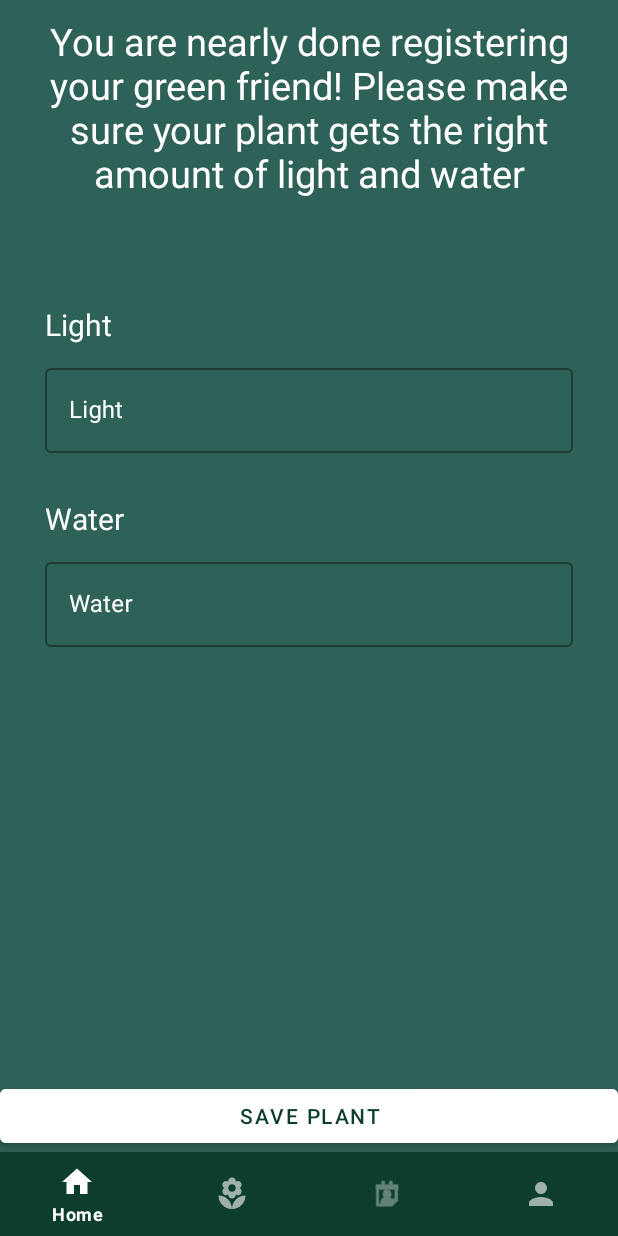
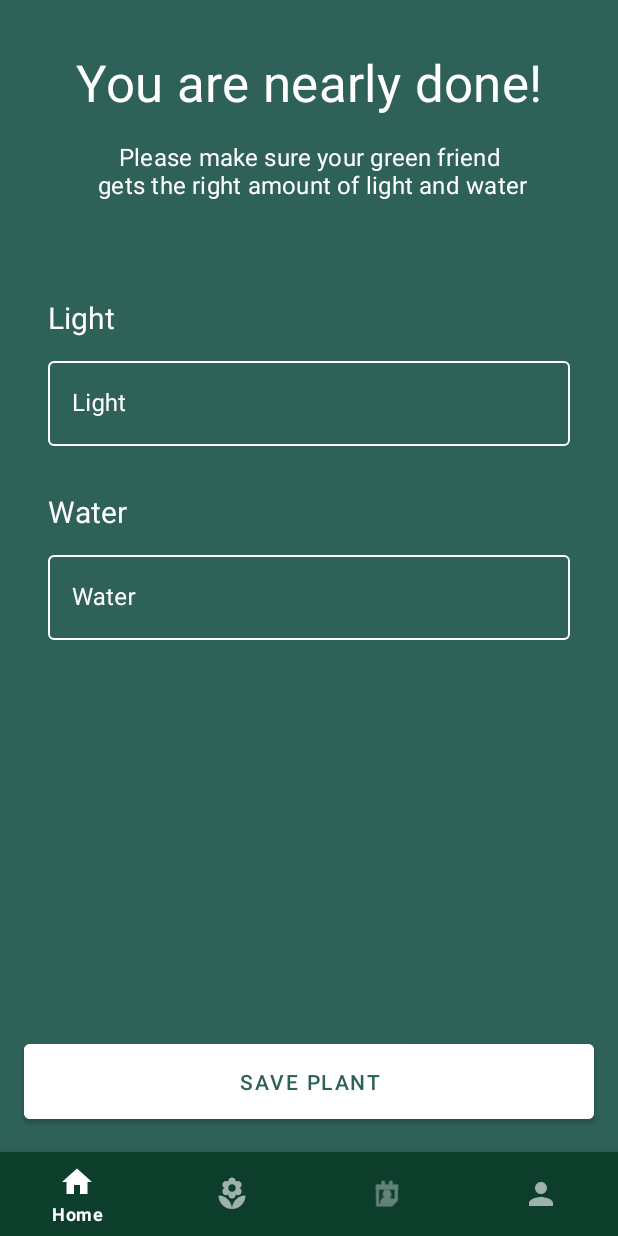
Before and after one commit to emepox/Plapp, an Android app: the PlantForm2Fragment screen opened through its navigation route, on a phone screen of 412 x 824 dp. Run offline under Robolectric (Android 15) with nearby library versions, the phone set to English and light mode, and no system bars; our stand-ins replace Firebase (no records; nobody signed in at launch, a user with empty details on screens opened directly), Room's generated code, navigation-ui; libraries missing offline, so code that uses them is left out: com.firebase.ui; network calls fail; Roboto replaces fonts that are not available here; 1 statement that could not run was skipped.

Commit message:
applied styles to add plant flow

```diff
--- a/app/src/main/res/layout/fragment_plant_form2.xml
+++ b/app/src/main/res/layout/fragment_plant_form2.xml
@@ -12,26 +12,37 @@
         android:layout_width="match_parent"
         android:layout_height="wrap_content"
         android:gravity="center"
-        android:paddingStart="15dp"
-        android:paddingTop="10dp"
-        android:paddingEnd="15dp"
-        android:paddingBottom="40dp"
-        android:text="You are nearly done registering your green friend! Please make sure your plant gets the right amount of light and water"
+        android:padding="16dp"
+        android:layout_marginTop="16dp"
+        android:textAppearance="@style/TextAppearance.MaterialComponents.Headline4"
+        android:text="@string/you_are_nearly_done"
         android:textColor="@color/white"
-        android:textSize="25sp"
         app:layout_constraintTop_toTopOf="parent" />
 
+    <TextView
+        android:id="@+id/tvTextSecondPage2"
+        android:layout_width="match_parent"
+        android:layout_height="wrap_content"
+        android:textAppearance="@style/TextAppearance.MaterialComponents.Subtitle1"
+        android:gravity="center"
+        android:paddingStart="16dp"
+
+        android:paddingEnd="16dp"
+        android:paddingBottom="32dp"
+        android:text="@string/light_and_water"
+        android:textColor="@color/white"
+        app:layout_constraintTop_toBottomOf="@id/tvTextSecondPage" />
 
     <LinearLayout
         android:id="@+id/llPlantFormName"
         android:layout_width="match_parent"
         android:layout_height="wrap_content"
-        android:layout_marginTop="30dp"
-        android:layout_marginHorizontal="30dp"
+        android:layout_marginTop="32dp"
+        android:layout_marginHorizontal="32dp"
         android:orientation="vertical"
         app:layout_constraintEnd_toEndOf="parent"
         app:layout_constraintStart_toStartOf="parent"
-        app:layout_constraintTop_toBottomOf="@id/tvTextSecondPage" >
+        app:layout_constraintTop_toBottomOf="@id/tvTextSecondPage2" >
 
         <TextView
             android:layout_width="wrap_content"
@@ -41,7 +52,7 @@
             android:textSize="20sp" />
 
         <com.google.android.material.textfield.TextInputLayout
-            style="@style/Widget.MaterialComponents.TextInputLayout.OutlinedBox"
+            style="@style/FirebaseUI.TextInputLayout"
             android:layout_width="match_parent"
             android:layout_height="wrap_content"
             android:layout_marginTop="10dp"
@@ -67,7 +78,7 @@
             android:textSize="20sp" />
 
         <com.google.android.material.textfield.TextInputLayout
-            style="@style/Widget.MaterialComponents.TextInputLayout.OutlinedBox"
+            style="@style/FirebaseUI.TextInputLayout"
             android:layout_width="match_parent"
             android:layout_height="wrap_content"
             android:layout_marginTop="10dp"
@@ -90,11 +101,16 @@
     <com.google.android.material.button.MaterialButton
         android:id="@+id/btnSave"
         android:layout_width="match_parent"
+        android:layout_height="wrap_content"
+        android:layout_marginStart="16dp"
+        android:layout_marginVertical="16dp"
+        android:layout_marginEnd="16dp"
+        android:paddingVertical="15dp"
+        android:text="Save plant"
         android:backgroundTint="@color/white"
-        android:layout_height="wrap_content"
-        android:text="Save Plant"
-        android:textColor="@color/primary_dark"
-        app:layout_constraintBottom_toBottomOf="parent" />
-
+        android:textColor="@color/primary"
+        app:layout_constraintEnd_toEndOf="parent"
+        app:layout_constraintStart_toStartOf="parent"
+        app:layout_constraintBottom_toBottomOf="parent"/>
 
 </androidx.constraintlayout.widget.ConstraintLayout>
--- a/app/src/main/res/values/strings.xml
+++ b/app/src/main/res/values/strings.xml
@@ -10,4 +10,7 @@
     <string name="not_a_plant">This does not seem to be a plant…\n\ you tricked us!</string>
     <string name="your_plant_could_be">Your plant could be...</string>
     <string name="my_plants">MY PLANTS</string>
+    <string name="congratulations_to_your_new_green_friend">Congratulations to your new green friend!</string>
+    <string name="you_are_nearly_done">You are nearly done!</string>
+    <string name="light_and_water">Please make sure your green friend\n gets the right amount of light and water</string>
 </resources>
```
Also changed, not shown: app/src/main/res/layout/fragment_add_plant_picture.xml (+4 -3 lines), app/src/main/res/layout/fragment_plant_form1.xml (+19 -16 lines), app/src/main/res/layout/fragment_search_by_picture.xml (+4 -5 lines).
